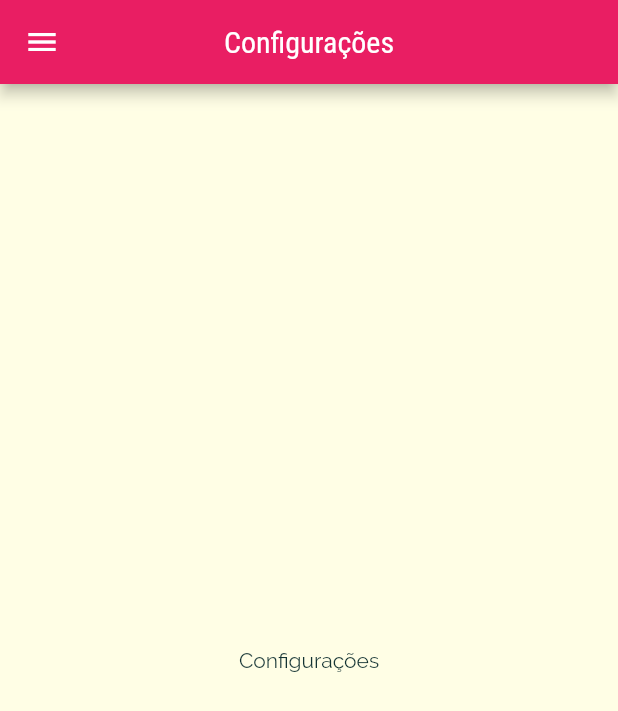
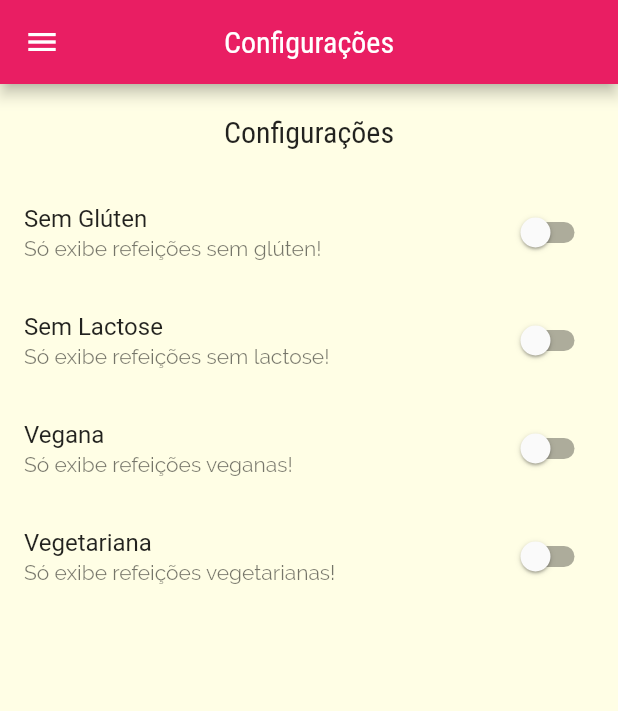
Before and after one commit to ArthurGabrieel/MenuComidas, a Flutter app: the SettingsScreen screen opened by its route, on a phone screen of 412 x 824 dp. Shown: the top 711 px of the screen. Run offline on Flutter 3.47's test engine with Material 2 defaults, Android fonts, the phone set to English and light mode, and no system bars; network calls fail.

Commit message:
filtrando comidas

```diff
--- a/lib/components/meal_detail_screen.dart
+++ b/lib/components/meal_detail_screen.dart
@@ -91,11 +91,10 @@ class MealDetailScreen extends StatelessWidget {
           ),
         ),
         floatingActionButton: FloatingActionButton(
-        child: const Icon(Icons.star),
+          child: const Icon(Icons.star, color: Colors.black),
           onPressed: () {
             Navigator.of(context).pop(meal.id);
           },
-      )
-    );
+        ));
   }
 }
--- a/lib/components/meal_item.dart
+++ b/lib/components/meal_item.dart
@@ -13,7 +13,7 @@ class MealItem extends StatelessWidget {
     Navigator.of(context).pushNamed(
         AppRoutes.MEAL_DETAIL,
         arguments: meal,
-    );
+    ).then((value) => print(value));
   }
 
   @override
--- a/lib/main.dart
+++ b/lib/main.dart
@@ -1,15 +1,40 @@
 import 'package:comidas/components/meal_detail_screen.dart';
+import 'package:comidas/models/settings.dart';
 import 'package:comidas/screens/categories_meals_screen.dart';
-import 'package:comidas/screens/categories_screen.dart';
 import 'package:comidas/screens/settings_screen.dart';
 import 'package:comidas/screens/tabs_screen.dart';
 import 'package:comidas/utils/app_routes.dart';
 import 'package:flutter/material.dart';
 
+import 'data/dummy_data.dart';
+import 'models/meal.dart';
+
 void main() => runApp(MyApp());
 
-class MyApp extends StatelessWidget {
-  const MyApp({super.key});
+class MyApp extends StatefulWidget {
+  MyApp({super.key});
+
+  @override
+  State<MyApp> createState() => _MyAppState();
+}
+
+class _MyAppState extends State<MyApp> {
+  Settings settings = Settings();
+
+  List<Meal> _availableMeals = DUMMY_MEALS;
+
+  void _filterMeals(Settings settings) {
+    setState(() {
+      this.settings = settings;
+      _availableMeals = DUMMY_MEALS.where((meal) {
+        final filterGluten = settings.isGlutenFree && !meal.isGlutenFree;
+        final filterLactose = settings.isLactoseFree && !meal.isLactoseFree;
+        final filterVegan = settings.isVegan && !meal.isVegan;
+        final filterVegetarian = settings.isVegetarian && !meal.isVegetarian;
+        return !(filterGluten || filterLactose || filterVegan || filterVegetarian);
+      }).toList();
+    });
+  }
 
   @override
   Widget build(BuildContext context) {
@@ -17,9 +42,9 @@ class MyApp extends StatelessWidget {
       theme: _theme(),
       routes: {
         AppRoutes.HOME : (_) =>  TabsScreen(),
-        AppRoutes.CATEGORIES_MEALS: (_) => CategoriesMealsScreen(),
+        AppRoutes.CATEGORIES_MEALS: (_) => CategoriesMealsScreen(_availableMeals),
         AppRoutes.MEAL_DETAIL: (_) => MealDetailScreen(),
-        AppRoutes.SETTINGS: (_) => const SettingsScreen(),
+        AppRoutes.SETTINGS: (_) => SettingsScreen(settings, _filterMeals),
       },
     );
   }
--- /dev/null
+++ b/lib/models/settings.dart
@@ -0,0 +1,13 @@
+class Settings {
+  bool isGlutenFree;
+  bool isLactoseFree;
+  bool isVegan;
+  bool isVegetarian;
+
+  Settings({
+    this.isGlutenFree = false,
+    this.isLactoseFree = false,
+    this.isVegan = false,
+    this.isVegetarian = false,
+  });
+}
--- a/lib/screens/settings_screen.dart
+++ b/lib/screens/settings_screen.dart
@@ -1,19 +1,107 @@
 import 'package:comidas/components/main_drawer.dart';
+import 'package:comidas/models/settings.dart';
 import 'package:flutter/material.dart';
 
-class SettingsScreen extends StatelessWidget {
-  const SettingsScreen({Key? key}) : super(key: key);
+class SettingsScreen extends StatefulWidget {
+  final Settings settings;
+  final Function(Settings) onSettingsChanged;
+
+  SettingsScreen(this.settings, this.onSettingsChanged);
+
+  @override
+  State<SettingsScreen> createState() => _SettingsScreenState();
+}
+
+class _SettingsScreenState extends State<SettingsScreen> {
+
+  late Settings settings;
+  @override
+  void initState() {
+    super.initState();
+    settings = widget.settings;
+  }
+
+  Widget _createSwitch(
+    String title,
+    String subtitle,
+    bool value,
+    Function(bool) onChanged,
+  ) {
+    return SwitchListTile.adaptive(
+      title: Text(title),
+      subtitle: Text(subtitle),
+      value: value,
+      onChanged: (value) {
+        onChanged(value);
+        widget.onSettingsChanged(settings);
+      },
+      activeColor: Theme.of(context).colorScheme.primary,
+    );
+  }
 
   @override
   Widget build(BuildContext context) {
     return Scaffold(
-      appBar: AppBar(
-        title: const Text('Configurações'),
-      ),
-      drawer: const MainDrawer(),
-      body: const Center(
-        child: Text('Configurações'),
-      ),
-    );
+        appBar: AppBar(
+          title: const Text('Configurações'),
+        ),
+        drawer: const MainDrawer(),
+        body: Column(
+          children: [
+            Container(
+              padding: const EdgeInsets.all(20),
+              child: Text(
+                'Configurações',
+                style: Theme.of(context).textTheme.headline6,
+              ),
+            ),
+            Expanded(
+              child: ListView(
+                children: [
+                  _createSwitch(
+                    'Sem Glúten',
+                    'Só exibe refeições sem glúten!',
+                    settings.isGlutenFree,
+                    (value) {
+                      setState(() {
+                        settings.isGlutenFree = value;
+                      });
+                    },
+                  ),
+                  _createSwitch(
+                    'Sem Lactose',
+                    'Só exibe refeições sem lactose!',
+                    settings.isLactoseFree,
+                    (value) {
+                      setState(() {
+                        settings.isLactoseFree = value;
+                      });
+                    },
+                  ),
+                  _createSwitch(
+                    'Vegana',
+                    'Só exibe refeições veganas!',
+                    settings.isVegan,
+                    (value) {
+                      setState(() {
+                        settings.isVegan = value;
+                      });
+                    },
+                  ),
+                  _createSwitch(
+                    'Vegetariana',
+                    'Só exibe refeições vegetarianas!',
+                    settings.isVegetarian,
+                    (value) {
+                      setState(() {
+                        settings.isVegetarian = value;
+                      });
+                    },
+                  ),
+                ],
+              ),
+            ),
+          ],
+        ));
   }
 }
--- a/lib/screens/tabs_screen.dart
+++ b/lib/screens/tabs_screen.dart
@@ -15,11 +15,11 @@ class _TabsScreenState extends State<TabsScreen> {
   final List<Map<String, Object>> _screens = [
     {
       'title': 'Lista de Categorias',
-      'screen': const CategoriesScreen(),
+      'screen': CategoriesScreen(),
     },
     {
       'title': 'Meus Favoritos',
-      'screen': const FavoriteScreen(),
+      'screen': FavoriteScreen(),
     },
   ];
 
```
Also changed, not shown: lib/screens/categories_meals_screen.dart (+6 -2 lines). Lines whose indentation alone changed are shown as unchanged.
